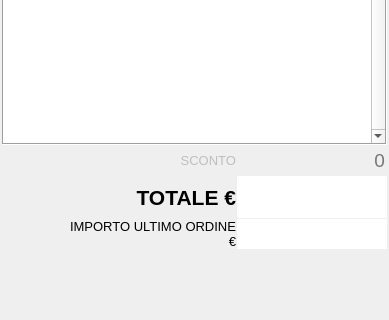
Qt form src/ordine.ui (mtonin/gestcassa) before a commit; both pictures show x 0 to 389 and y 81 to 401 of the 389 by 484 pixel window.
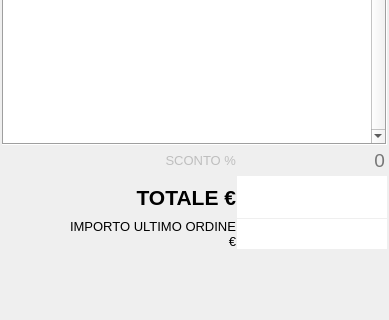
The same form after that commit. Custom widgets are drawn as their Qt base class.

Commit message: - utilizzo della funzione qRound() invece di roundf()

What changed in the file:
```diff
--- a/src/ordine.ui
+++ b/src/ordine.ui
@@ -427,7 +427,7 @@
         <bool>false</bool>
        </property>
        <property name="sizePolicy">
-        <sizepolicy hsizetype="Preferred" vsizetype="Preferred">
+        <sizepolicy hsizetype="Expanding" vsizetype="Preferred">
          <horstretch>1</horstretch>
          <verstretch>0</verstretch>
         </sizepolicy>
@@ -438,7 +438,7 @@
         </font>
        </property>
        <property name="text">
-        <string>SCONTO</string>
+        <string>SCONTO %</string>
        </property>
        <property name="alignment">
         <set>Qt::AlignRight|Qt::AlignTrailing|Qt::AlignVCenter</set>
```
Left out of the diff: 2 changed lines with no effect on the pictures. The commit also changes 1 other file.
